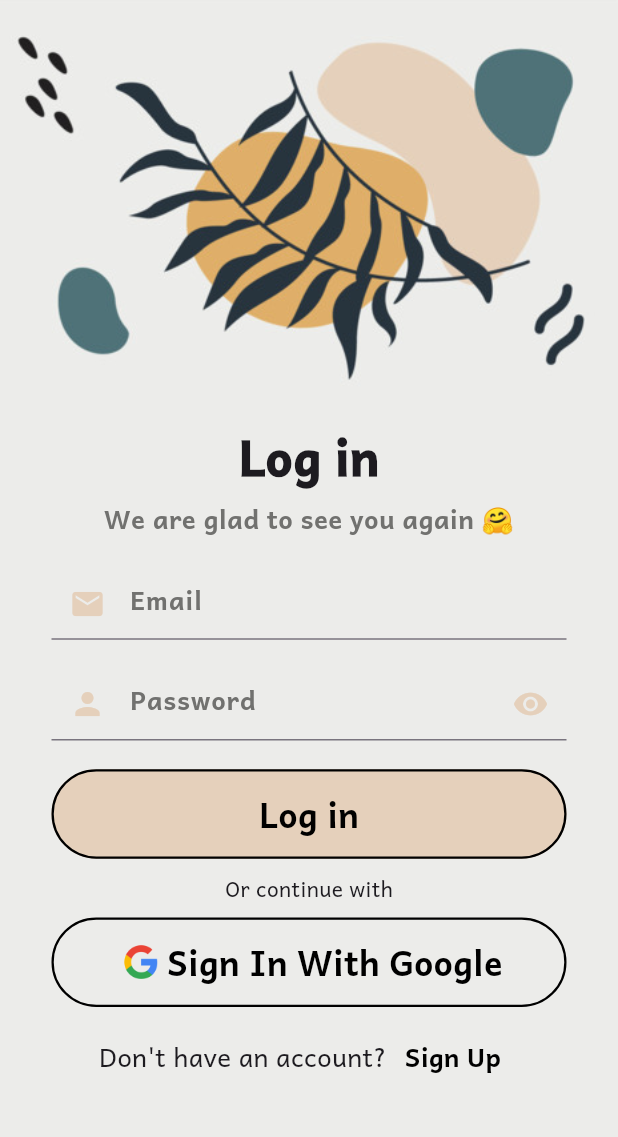
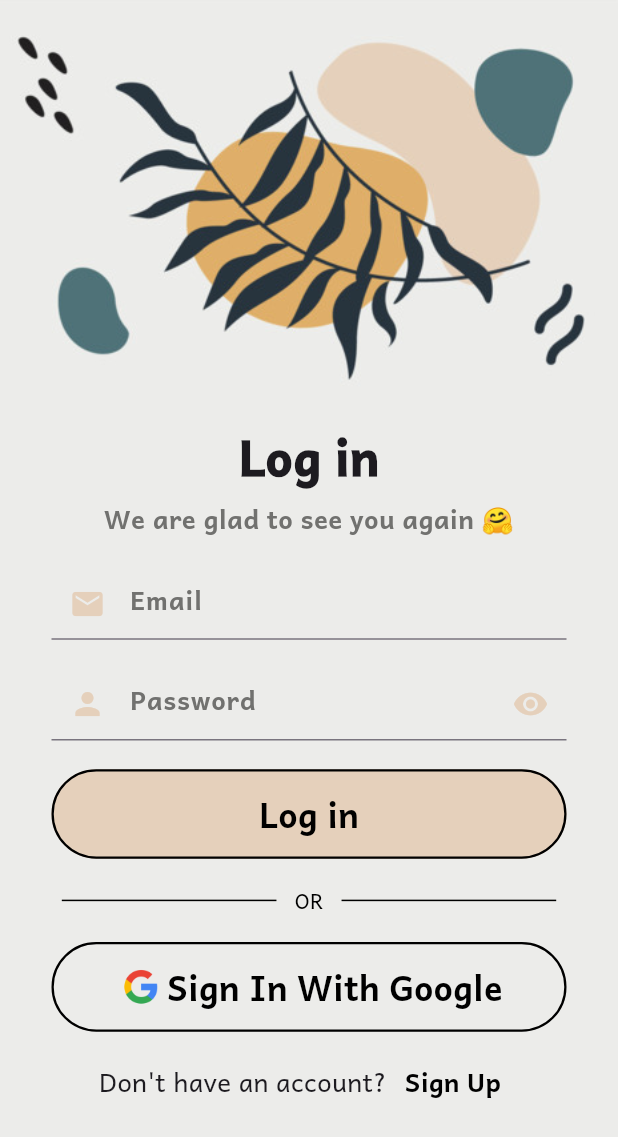
Before and after one commit to Rohit-RA-2020/DeCarbonUs-App, a Flutter app: the LogInPage screen opened directly, on a phone screen of 412 x 824 dp. Shown: the top 1137 px of the screen. Run offline on Flutter 3.47's test engine with Material 2 defaults, Android fonts, the phone set to English and light mode, and no system bars; our stand-ins replace flutter_screenutil.

Commit message:
Or Divider

```diff
--- a/lib/screens/login.dart
+++ b/lib/screens/login.dart
@@ -1,5 +1,6 @@
 import 'package:decarbonus/screens/signup.dart';
 import 'package:decarbonus/widgets/custom_auth_button.dart';
+import 'package:decarbonus/widgets/or_divider.dart';
 import 'package:flutter/cupertino.dart';
 import 'package:flutter/material.dart';
 import 'package:flutter_screenutil/flutter_screenutil.dart';
@@ -144,7 +145,7 @@ class _LogInPageState extends State<LogInPage> {
                   ),
                 ),
               ),
-              const Text('Or continue with'),
+              const OrDivider(color: Colors.black),
               CustomAuthButton(
                 onPressed: () {},
                 bgColor: const Color(0xFFECECEA),
--- a/lib/screens/signup.dart
+++ b/lib/screens/signup.dart
@@ -1,5 +1,6 @@
 import 'package:decarbonus/screens/login.dart';
 import 'package:decarbonus/widgets/custom_auth_button.dart';
+import 'package:decarbonus/widgets/or_divider.dart';
 import 'package:flutter/cupertino.dart';
 import 'package:flutter/material.dart';
 import 'package:flutter_screenutil/flutter_screenutil.dart';
@@ -179,7 +180,7 @@ class _SignUpState extends State<SignUp> {
                   ),
                 ),
               ),
-              const Text('Or continue with'),
+              const OrDivider(color: Colors.black),
               CustomAuthButton(
                 onPressed: () {},
                 bgColor: const Color(0xFFfffcf7),
--- /dev/null
+++ b/lib/widgets/or_divider.dart
@@ -0,0 +1,45 @@
+import 'package:flutter/material.dart';
+
+class OrDivider extends StatelessWidget {
+  const OrDivider({
+    Key? key,
+    required this.color,
+  }) : super(key: key);
+
+  final Color color;
+
+  @override
+  Widget build(BuildContext context) {
+    Size size = MediaQuery.of(context).size;
+    return Container(
+      margin: EdgeInsets.symmetric(vertical: size.height * 0.01),
+      width: size.width * 0.8,
+      child: Row(
+        children: <Widget>[
+          buildDivider(),
+          Padding(
+            padding: const EdgeInsets.symmetric(horizontal: 12),
+            child: Text(
+              "OR",
+              style: TextStyle(
+                color: color,
+                fontWeight: FontWeight.w500,
+              ),
+            ),
+          ),
+          buildDivider(),
+        ],
+      ),
+    );
+  }
+
+  Expanded buildDivider() {
+    return Expanded(
+      child: Divider(
+        color: color,
+        height: 1.5,
+        thickness: 1,
+      ),
+    );
+  }
+}
```
